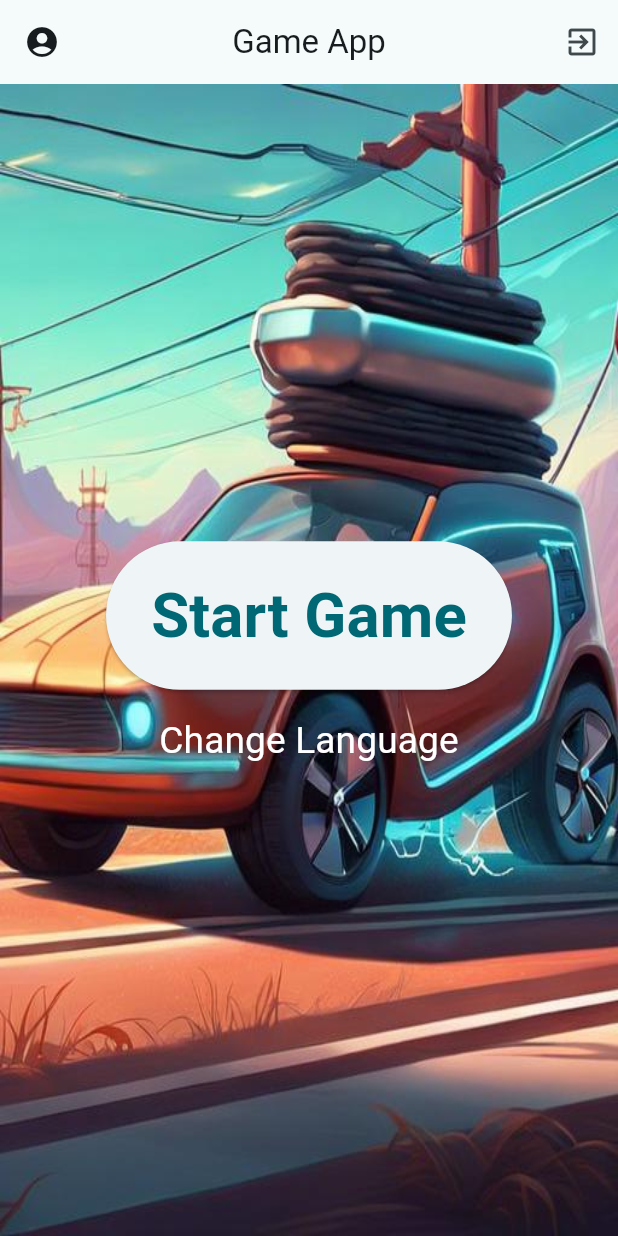
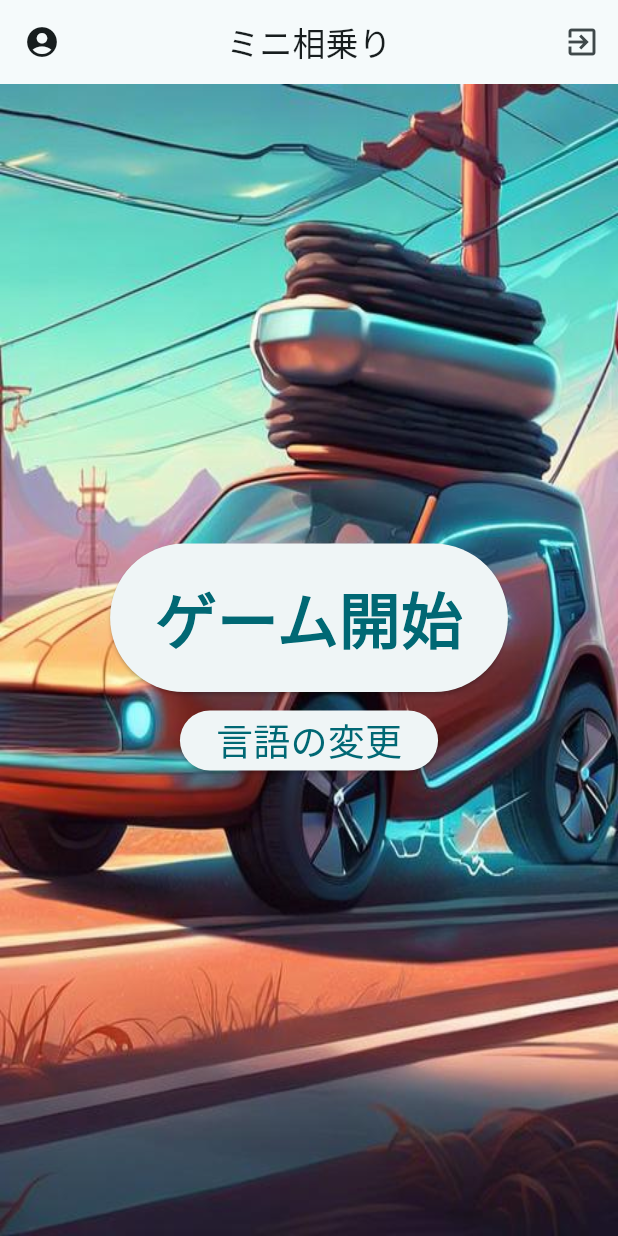
Before and after one commit to Abrssh/mercurygrade-tcg_minicarpool, a Flutter app: the screen it shows after launch, after a tap on "Change Language", on a phone screen of 412 x 824 dp. Run offline on Flutter 3.47's test engine with Material 3 defaults, Android fonts, the phone set to English and light mode, and no system bars; missing offline and left inert: flame, flame_tiled; generated files the repository leaves out were written again.

Commit message:
localization implemented

```diff
--- /dev/null
+++ b/l10n.yaml
@@ -0,0 +1,3 @@
+arb-dir: lib/l10n
+temple-arb-file: app_en.arb
+output-localization-file: app_localizations.dart
--- a/lib/Screens/homescreen.dart
+++ b/lib/Screens/homescreen.dart
@@ -2,10 +2,17 @@ import 'package:flame/flame.dart';
 import 'package:flutter/material.dart';
 import 'package:mini_carpoolgame/Screens/levelselectionscreen.dart';
 import 'package:mini_carpoolgame/constants.dart';
+import 'package:flutter_gen/gen_l10n/app_localizations.dart';
+import 'package:mini_carpoolgame/main.dart';
 
-class HomeScreen extends StatelessWidget {
+class HomeScreen extends StatefulWidget {
   const HomeScreen({super.key});
 
+  @override
+  State<HomeScreen> createState() => _HomeScreenState();
+}
+
+class _HomeScreenState extends State<HomeScreen> {
   @override
   Widget build(BuildContext context) {
     var deviceSize = MediaQuery.of(context).size;
@@ -14,7 +21,7 @@ class HomeScreen extends StatelessWidget {
 
     return Scaffold(
       appBar: AppBar(
-        title: const Text("Game App"),
+        title: Text(AppLocalizations.of(context)!.miniCarpool),
         leading: IconButton(
             onPressed: () {}, icon: const Icon(Icons.account_circle)),
         centerTitle: true,
@@ -43,7 +50,7 @@ class HomeScreen extends StatelessWidget {
                     padding: const EdgeInsets.symmetric(
                         horizontal: 30, vertical: 20)),
                 child: Text(
-                  "Start Game",
+                  AppLocalizations.of(context)!.startGame,
                   style: TextStyle(
                       fontWeight: FontWeight.w600,
                       fontSize: deviceWidth * 0.10),
@@ -52,17 +59,21 @@ class HomeScreen extends StatelessWidget {
               SizedBox(
                 height: deviceHeight * 0.01,
               ),
-              TextButton(
+              ElevatedButton(
                   onPressed: () {
-                    Flame.device.setPortrait();
+                    setState(() {
+                      Flame.device.setPortrait();
+                      MyApp.setLocale(context);
+                      // debugPrint("Change Lang");
+                    });
                   },
                   child: Text(
-                    "Change Language",
+                    // "Change Language",
+                    AppLocalizations.of(context)!.changeLanguage,
                     style: TextStyle(
-                        color: Colors.white,
                         fontWeight: FontWeight.w400,
                         fontSize: deviceWidth * 0.06),
-                  ))
+                  )),
             ],
           ),
         ),
--- a/lib/Screens/levelcard.dart
+++ b/lib/Screens/levelcard.dart
@@ -1,5 +1,6 @@
 import 'package:flutter/material.dart';
 import 'package:mini_carpoolgame/Screens/gamedetailScreen.dart';
+import 'package:flutter_gen/gen_l10n/app_localizations.dart';
 
 class LevelCard extends StatelessWidget {
   final String levelName;
@@ -76,7 +77,7 @@ class LevelCard extends StatelessWidget {
                       ));
                 },
                 child: Text(
-                  "Play",
+                  AppLocalizations.of(context)!.play,
                   style: TextStyle(
                     fontWeight: FontWeight.w200,
                     fontSize: deviceWidth * 0.15,
--- /dev/null
+++ b/lib/l10n/app_ja.arb
@@ -0,0 +1,25 @@
+{
+    "changeLanguage": "言語の変更",
+    "gameOver": "ゲームは終わりました",
+    "miniCarpool": "ミニ相乗り",
+    "miniCarpoolGame": "ミニ相乗りゲーム",
+    "startGame": "ゲーム開始",
+    "selectYourLevel": "レベルを選択",
+    "gameDetails": "ゲームの詳細",
+    "detailedExplanation": "詳解",
+    "detailedExplanationtext": "詳しい解説をこちらに載せておきます。詳しい解説をこちらに載せておきます。詳しい解説をこちらに載せておきます。",
+    "play": "遊ぶ",
+    "sustainabilityGoalAchieved": "達成した持続可能性の目標",
+    "emission": "排出",
+    "passenger": "旅客",
+    "droppedOff": "ドロップオフ",
+    "time": "時間",
+    "score": "スコア",
+    "youWentOverCarbon": "設定された炭素制限を超えました",
+    "levelDetail1": "レベルの詳細は1のためにここにあります",
+    "levelDetail2": "レベルの詳細は2のためにここにあります",
+    "levelDetail3": "レベルの詳細は3のためにここにあります",
+    "lv1": "レベル1",
+    "lv2": "レベル2",
+    "lv3": "レベル3"
+}
--- /dev/null
+++ b/lib/l10n/l10n.dart
@@ -0,0 +1,8 @@
+import 'package:flutter/material.dart';
+
+class L10n {
+  static final all = [
+    const Locale("en"),
+    const Locale("ja"),
+  ];
+}
--- a/lib/main.dart
+++ b/lib/main.dart
@@ -1,12 +1,43 @@
 import 'package:flutter/material.dart';
 import 'package:mini_carpoolgame/Screens/homescreen.dart';
+import 'package:mini_carpoolgame/l10n/l10n.dart';
+import 'package:flutter_localizations/flutter_localizations.dart';
+import 'package:flutter_gen/gen_l10n/app_localizations.dart';
 
 void main() {
   runApp(const MyApp());
 }
 
-class MyApp extends StatelessWidget {
+class MyApp extends StatefulWidget {
   const MyApp({super.key});
+
+  @override
+  State<MyApp> createState() => _MyAppState();
+
+  static void setLocale(BuildContext context) {
+    _MyAppState? state = context.findAncestorStateOfType<_MyAppState>();
+    if (state?._locale != null) {
+      String? langCode = state!._locale!.languageCode;
+      if (langCode == "en") {
+        langCode = "ja";
+      } else {
+        langCode = "en";
+      }
+      state.setLocale(langCode);
+    } else {
+      state?.setLocale("en");
+    }
+  }
+}
+
+class _MyAppState extends State<MyApp> {
+  Locale? _locale = const Locale("en");
+  setLocale(String langCode) {
+    setState(() {
+      _locale = Locale(langCode);
+      // debugPrint("Loc: $_locale");
+    });
+  }
 
   @override
   Widget build(BuildContext context) {
@@ -16,6 +47,14 @@ class MyApp extends StatelessWidget {
           colorScheme: ColorScheme.fromSeed(seedColor: Colors.white),
           useMaterial3: true,
         ),
+        supportedLocales: L10n.all,
+        locale: _locale,
+        localizationsDelegates: const [
+          AppLocalizations.delegate,
+          GlobalMaterialLocalizations.delegate,
+          GlobalWidgetsLocalizations.delegate,
+          GlobalCupertinoLocalizations.delegate
+        ],
         home: const HomeScreen());
   }
 }
```
Also changed, not shown: lib/Game/OverlayUI/statUI.dart (+21 -7 lines), lib/Game/carpoolgame.dart (+11 -2 lines), lib/Screens/gamedetailScreen.dart (+5 -4 lines), lib/Screens/levelselectionscreen.dart (+11 -10 lines), lib/l10n/app_en.arb (added, +25 -0 lines), pubspec.yaml (+7 -59 lines), pubspec.lock, 6 other files.
